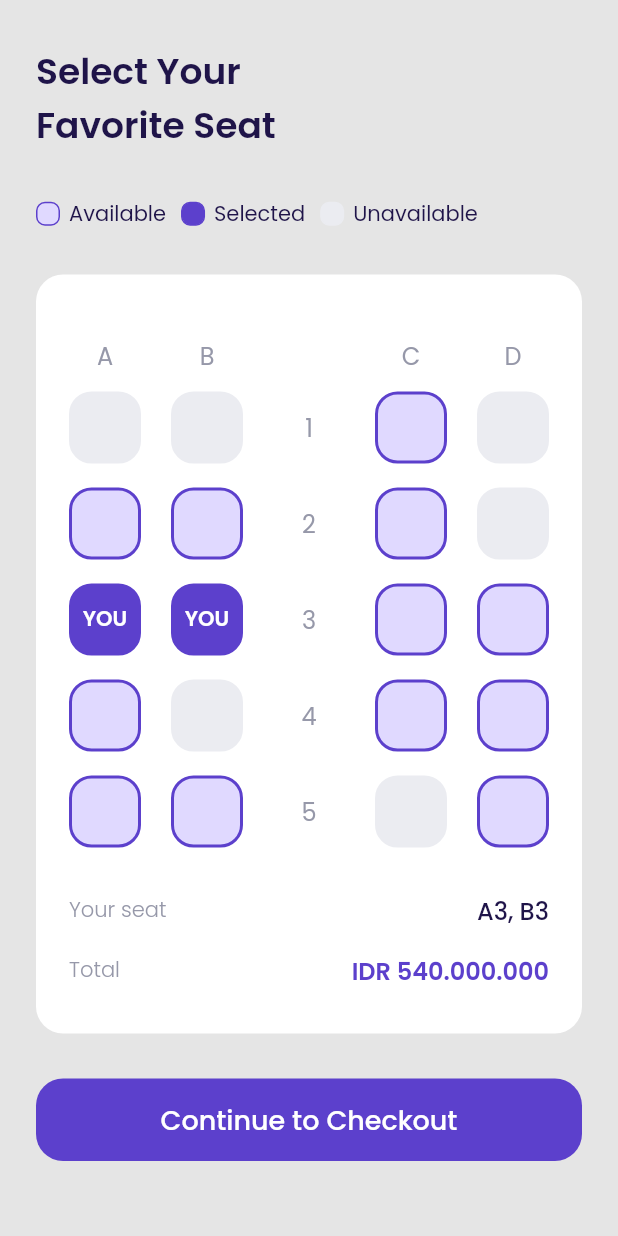
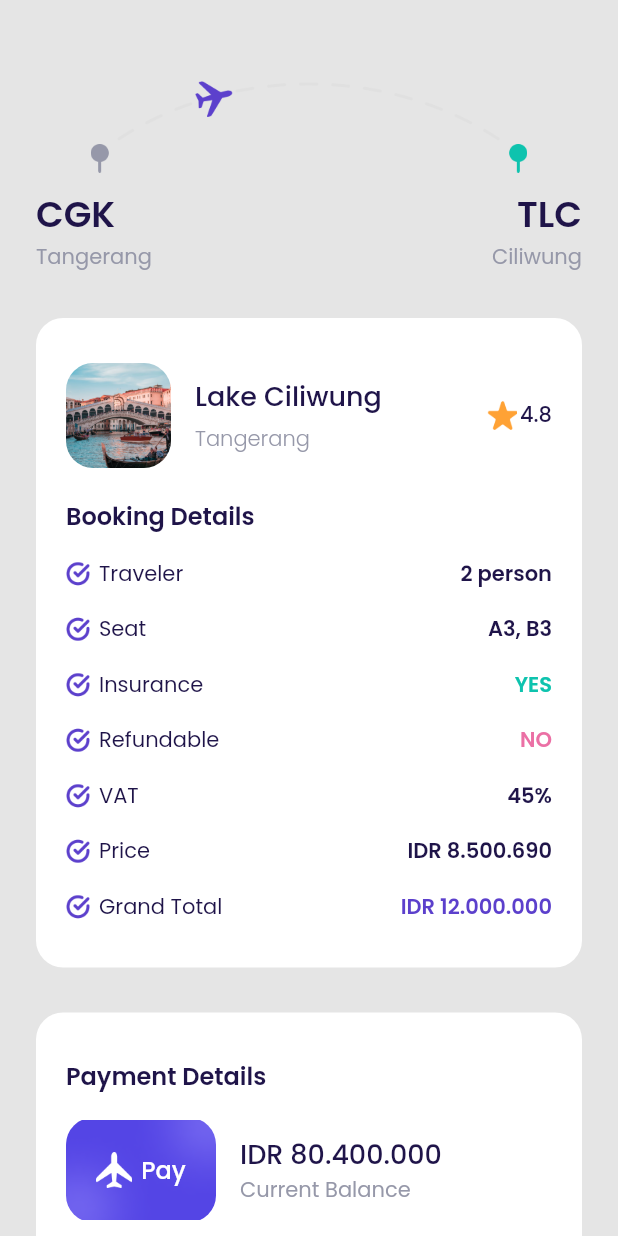
Before and after one commit to embunazzahra/travel_app, a Flutter app: the ChooseSeatPage screen opened directly, after a tap on "Continue to Checkout", on a phone screen of 412 x 824 dp. Run offline on Flutter 3.47's test engine with Material 2 defaults, Android fonts, the phone set to English and light mode, and no system bars; our stand-ins replace google_fonts.

Commit message:
finish booking detail page

```diff
--- a/lib/main.dart
+++ b/lib/main.dart
@@ -1,6 +1,7 @@
 import 'package:flutter/material.dart';
 import 'package:travel_app/ui/pages/detail_page.dart';
 import 'package:travel_app/ui/pages/main_page.dart';
+import 'package:travel_app/ui/pages/success_checkout_page.dart';
 import '../../ui/pages/splash_page.dart';
 import '../../ui/pages/get_started_page.dart';
 import '../../ui/pages/sign_up_page.dart';
@@ -22,6 +23,7 @@ class MyApp extends StatelessWidget {
         '/bonus-saldo-page': (context) => BonusSaldoPage(),
         '/main-page': (context) => MainPage(),
         '/detail-page': (context) => DetailPage(),
+        '/success-checkout-page': (context) => SuccessCheckoutPage(),
       },
     );
   }
--- /dev/null
+++ b/lib/ui/pages/booking_detail_page.dart
@@ -0,0 +1,251 @@
+import 'package:flutter/material.dart';
+import 'package:travel_app/shared/theme.dart';
+import 'package:travel_app/ui/widgets/booking_detail_item.dart';
+import 'package:travel_app/ui/widgets/custom_button.dart';
+
+class BookingDetailPage extends StatelessWidget {
+  const BookingDetailPage({Key? key}) : super(key: key);
+
+  @override
+  Widget build(BuildContext context) {
+    Widget planePath() {
+      return Container(
+        margin:
+            EdgeInsets.only(top: 50, right: defaultMargin, left: defaultMargin),
+        child: Column(
+          children: [
+            Container(
+              width: 291,
+              height: 65,
+              margin: EdgeInsets.only(bottom: 10),
+              child: Image.asset('assets/icon_travel.png'),
+            ),
+            Row(
+              mainAxisAlignment: MainAxisAlignment.spaceBetween,
+              children: [
+                Text(
+                  'CGK',
+                  style: blackFont.copyWith(fontSize: 24, fontWeight: semiBold),
+                ),
+                Text(
+                  'TLC',
+                  style: blackFont.copyWith(fontSize: 24, fontWeight: semiBold),
+                ),
+              ],
+            ),
+            Row(
+              mainAxisAlignment: MainAxisAlignment.spaceBetween,
+              children: [
+                Text(
+                  'Tangerang',
+                  style: greyFont,
+                ),
+                Text(
+                  'Ciliwung',
+                  style: greyFont,
+                ),
+              ],
+            ),
+          ],
+        ),
+      );
+    }
+
+    Widget bookingDetails() {
+      return Container(
+        margin: EdgeInsets.symmetric(vertical: 30, horizontal: defaultMargin),
+        padding: EdgeInsets.symmetric(vertical: 30, horizontal: 20),
+        decoration: BoxDecoration(
+          color: kWhiteColor,
+          borderRadius: BorderRadius.circular(defaultRadius),
+        ),
+        child: Column(
+          crossAxisAlignment: CrossAxisAlignment.start,
+          children: [
+            //pict and stars
+            Row(children: [
+              Container(
+                width: 70,
+                height: 70,
+                margin: EdgeInsets.only(right: 16),
+                decoration: BoxDecoration(
+                    borderRadius: BorderRadius.circular(defaultRadius),
+                    image: DecorationImage(
+                        fit: BoxFit.cover,
+                        image: AssetImage('assets/image_1.png'))),
+              ),
+              Column(
+                crossAxisAlignment: CrossAxisAlignment.start,
+                //mainAxisAlignment: MainAxisAlignment.center,
+                children: [
+                  Text(
+                    'Lake Ciliwung',
+                    style: blackFont.copyWith(fontSize: 18, fontWeight: medium),
+                  ),
+                  SizedBox(
+                    height: 5,
+                  ),
+                  Text(
+                    'Tangerang',
+                    style: greyFont.copyWith(fontWeight: light),
+                  ),
+                ],
+              ),
+              Spacer(),
+              Row(
+                mainAxisAlignment: MainAxisAlignment.center,
+                children: [
+                  Container(
+                    height: 20,
+                    width: 20,
+                    margin: EdgeInsets.only(right: 2),
+                    decoration: BoxDecoration(
+                        image: DecorationImage(
+                            image: AssetImage('assets/icon_star.png'))),
+                  ),
+                  Text(
+                    '4.8',
+                    style: blackFont.copyWith(fontWeight: medium, fontSize: 14),
+                  ),
+                ],
+              ),
+            ]),
+            SizedBox(
+              height: 20,
+            ),
+            //Booking Details
+            Text(
+              'Booking Details',
+              style: blackFont.copyWith(fontSize: 16, fontWeight: semiBold),
+            ),
+            BookingDetailItem(
+                title: 'Traveler',
+                valueText: '2 person',
+                valueColor: kBlackColor),
+            BookingDetailItem(
+                title: 'Seat', valueText: 'A3, B3', valueColor: kBlackColor),
+            BookingDetailItem(
+                title: 'Insurance', valueText: 'YES', valueColor: kGreenColor),
+            BookingDetailItem(
+                title: 'Refundable', valueText: 'NO', valueColor: kPinkColor),
+            BookingDetailItem(
+                title: 'VAT', valueText: '45%', valueColor: kBlackColor),
+            BookingDetailItem(
+                title: 'Price',
+                valueText: 'IDR 8.500.690',
+                valueColor: kBlackColor),
+            BookingDetailItem(
+                title: 'Grand Total',
+                valueText: 'IDR 12.000.000',
+                valueColor: kPurpleColor),
+          ],
+        ),
+      );
+    }
+
+    Widget paymentDetails() {
+      return Container(
+        margin: EdgeInsets.symmetric(horizontal: defaultMargin),
+        padding: EdgeInsets.symmetric(vertical: 30, horizontal: 20),
+        decoration: BoxDecoration(
+          color: kWhiteColor,
+          borderRadius: BorderRadius.circular(defaultRadius),
+        ),
+        child: Column(
+          crossAxisAlignment: CrossAxisAlignment.start,
+          children: [
+            Text(
+              'Payment Details',
+              style: blackFont.copyWith(
+                fontSize: 16,
+                fontWeight: semiBold,
+              ),
+            ),
+            SizedBox(
+              height: 16,
+            ),
+            Row(
+              children: [
+                Container(
+                  margin: EdgeInsets.only(right: 16),
+                  width: 100,
+                  height: 70,
+                  decoration: BoxDecoration(
+                      borderRadius: BorderRadius.circular(defaultRadius),
+                      image: DecorationImage(
+                          image: AssetImage('assets/icon_balance.png'))),
+                  child: Row(
+                    mainAxisAlignment: MainAxisAlignment.center,
+                    children: [
+                      Container(
+                        margin: EdgeInsets.only(right: 6),
+                        width: 24,
+                        height: 24,
+                        decoration: BoxDecoration(
+                            image: DecorationImage(
+                                image: AssetImage('assets/icon_logo.png'))),
+                      ),
+                      Text(
+                        'Pay',
+                        style: whiteFont.copyWith(
+                            fontSize: 16, fontWeight: medium),
+                      )
+                    ],
+                  ),
+                ),
+                Column(
+                  crossAxisAlignment: CrossAxisAlignment.start,
+                  children: [
+                    Text(
+                      'IDR 80.400.000',
+                      style:
+                          blackFont.copyWith(fontSize: 18, fontWeight: medium),
+                    ),
+                    Text(
+                      'Current Balance',
+                      style: greyFont,
+                    )
+                  ],
+                )
+              ],
+            ),
+          ],
+        ),
+      );
+    }
+
+    Widget tac() {
+      return Container(
+        alignment: Alignment.center,
+        margin: EdgeInsets.only(bottom: 30),
+        child: Text(
+          'Terms and Conditions',
+          style: greyFont.copyWith(
+              fontSize: 16,
+              fontWeight: light,
+              decoration: TextDecoration.underline),
+        ),
+      );
+    }
+
+    return Scaffold(
+      backgroundColor: kBackgroundColor,
+      body: ListView(
+        children: [
+          planePath(),
+          bookingDetails(),
+          paymentDetails(),
+          CustomButton(
+            title: 'Pay Now',
+            onPressed: () {
+              Navigator.pushNamed(context, '/success-checkout-page');
+            },
+            width: 327,
+            margin: EdgeInsets.symmetric(horizontal: 24, vertical: 30),
+          ),
+          tac(),
+        ],
+      ),
+    );
+  }
+}
--- a/lib/ui/pages/choose_seat_page.dart
+++ b/lib/ui/pages/choose_seat_page.dart
@@ -1,5 +1,6 @@
 import 'package:flutter/material.dart';
 import 'package:travel_app/shared/theme.dart';
+import 'package:travel_app/ui/pages/booking_detail_page.dart';
 import 'package:travel_app/ui/widgets/custom_button.dart';
 import 'package:travel_app/ui/widgets/seat_status.dart';
 
@@ -315,7 +316,12 @@ class ChooseSeatPage extends StatelessWidget {
                 //CHECKOUT BUTTON
                 CustomButton(
                   title: 'Continue to Checkout',
-                  onPressed: () {},
+                  onPressed: () {
+                    Navigator.push(
+                        context,
+                        MaterialPageRoute(
+                            builder: (context) => BookingDetailPage()));
+                  },
                 ),
               ],
             ),
--- /dev/null
+++ b/lib/ui/pages/success_checkout_page.dart
@@ -0,0 +1,10 @@
+import 'package:flutter/material.dart';
+
+class SuccessCheckoutPage extends StatelessWidget {
+  const SuccessCheckoutPage({Key? key}) : super(key: key);
+
+  @override
+  Widget build(BuildContext context) {
+    return Container();
+  }
+}
--- /dev/null
+++ b/lib/ui/widgets/booking_detail_item.dart
@@ -0,0 +1,43 @@
+import 'package:flutter/material.dart';
+import 'package:travel_app/shared/theme.dart';
+
+class BookingDetailItem extends StatelessWidget {
+  final String title;
+  final String valueText;
+  final Color valueColor;
+
+  const BookingDetailItem(
+      {Key? key,
+      required this.title,
+      required this.valueText,
+      required this.valueColor})
+      : super(key: key);
+
+  @override
+  Widget build(BuildContext context) {
+    return Container(
+      margin: EdgeInsets.only(top: 16),
+      child: Row(
+        children: [
+          Container(
+            width: 16,
+            height: 16,
+            margin: EdgeInsets.only(right: 6),
+            decoration: BoxDecoration(
+                image: DecorationImage(
+                    image: AssetImage('assets/icon_check.png'))),
+          ),
+          Text(
+            title,
+            style: blackFont,
+          ),
+          Spacer(),
+          Text(
+            valueText,
+            style: blackFont.copyWith(fontWeight: semiBold, color: valueColor),
+          )
+        ],
+      ),
+    );
+  }
+}
```
